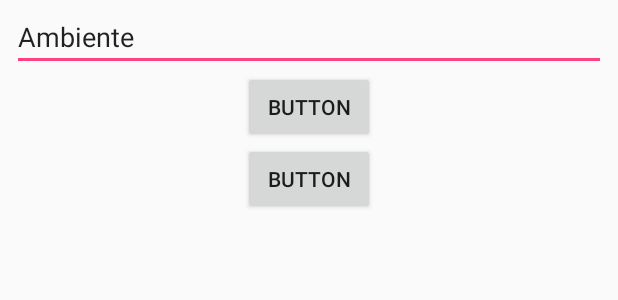
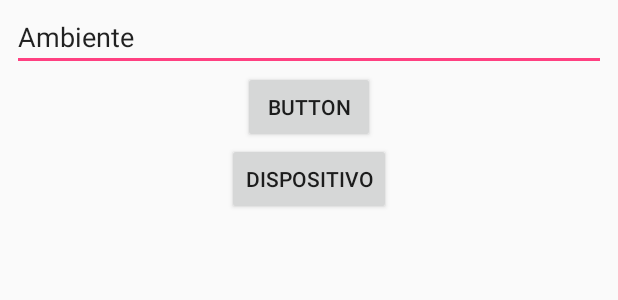
Before and after one commit to vitorovalle/SistemaLux, an Android app: the layout activity_form_ambiente.xml on its own in the app's theme, with its tools: preview values and no code run, on a phone screen of 412 x 824 dp. Shown: the top 300 px of the screen. Run offline under Robolectric (Android 15) with nearby library versions, the phone set to English and light mode, and no system bars.

Commit message:
Commit 09

```diff
--- a/app/src/main/AndroidManifest.xml
+++ b/app/src/main/AndroidManifest.xml
@@ -16,7 +16,8 @@
                 <category android:name="android.intent.category.LAUNCHER" />
             </intent-filter>
         </activity>
-        <activity android:name=".FormAmbiente"></activity>
+        <activity android:name=".FormAmbiente" />
+        <activity android:name=".FormDispositivo"></activity>
     </application>
 
 </manifest>
--- a/app/src/main/res/layout/activity_form_ambiente.xml
+++ b/app/src/main/res/layout/activity_form_ambiente.xml
@@ -44,6 +44,7 @@
             android:layout_width="wrap_content"
             android:layout_height="wrap_content"
             android:layout_gravity="center_horizontal"
-            android:text="Button" />
+            android:onClick="clickBtnDispositivo"
+            android:text="Dispositivo" />
     </LinearLayout>
 </android.support.constraint.ConstraintLayout>
```
Also changed, not shown: app/src/main/java/principal/sistemalux/FormAmbiente.java (+10 -9 lines), app/src/main/java/principal/sistemalux/FormDispositivo.java (added, +13 -0 lines), app/src/main/res/layout/activity_form_dispositivo.xml (added, +9 -0 lines), app/src/main/ic_launcher-web.png (added), app/src/main/res/drawable-hdpi/ic_action_name.png (added), app/src/main/res/drawable-mdpi/ic_action_name.png (added), app/src/main/res/drawable-xhdpi/ic_action_name.png (added), app/src/main/res/drawable-xxhdpi/ic_action_name.png (added).
